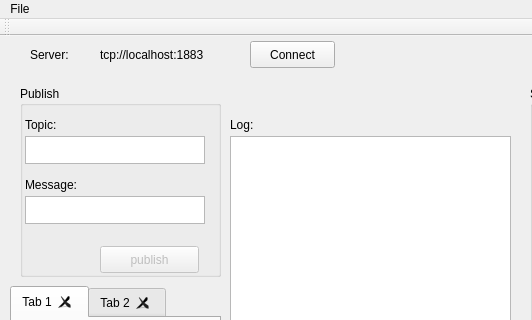
Qt form mainwindow.ui (QtLab/linquitto) before a commit; both pictures show x 0 to 532 and y 0 to 320 of the 888 by 518 pixel window.
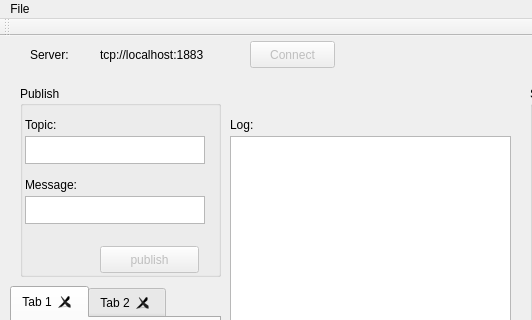
The same form after that commit.

Patch:
```diff
--- a/mainwindow.ui
+++ b/mainwindow.ui
@@ -204,6 +204,9 @@
     </widget>
    </widget>
    <widget class="QPushButton" name="connectButton">
+    <property name="enabled">
+     <bool>false</bool>
+    </property>
     <property name="geometry">
      <rect>
       <x>250</x>
```
